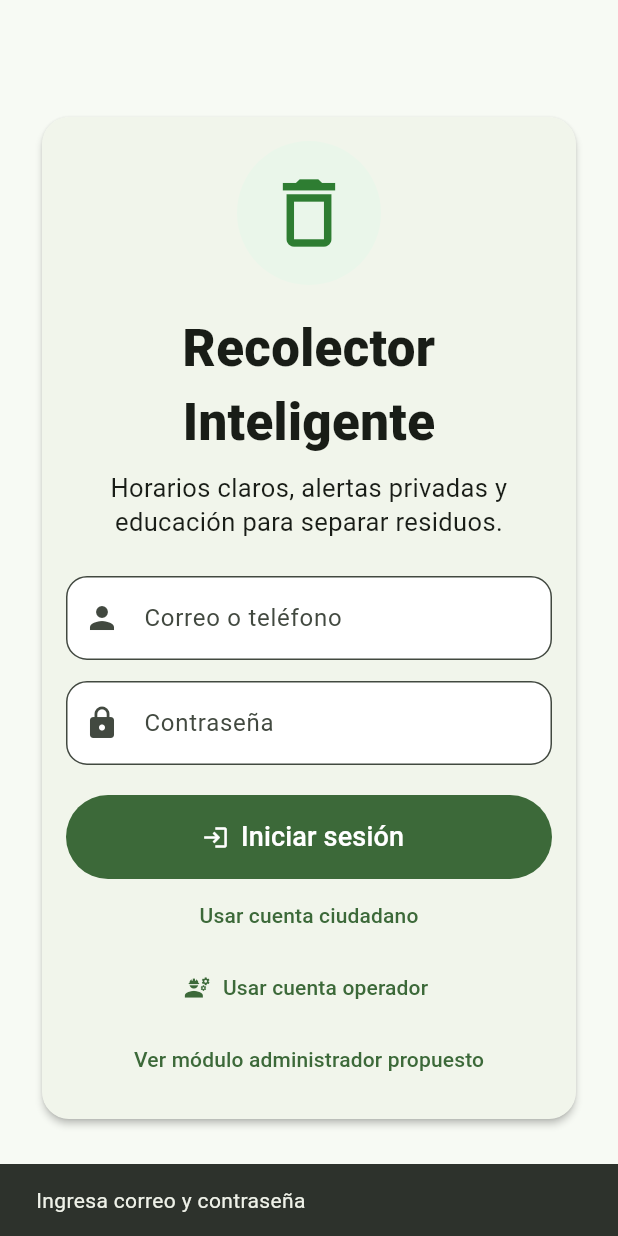
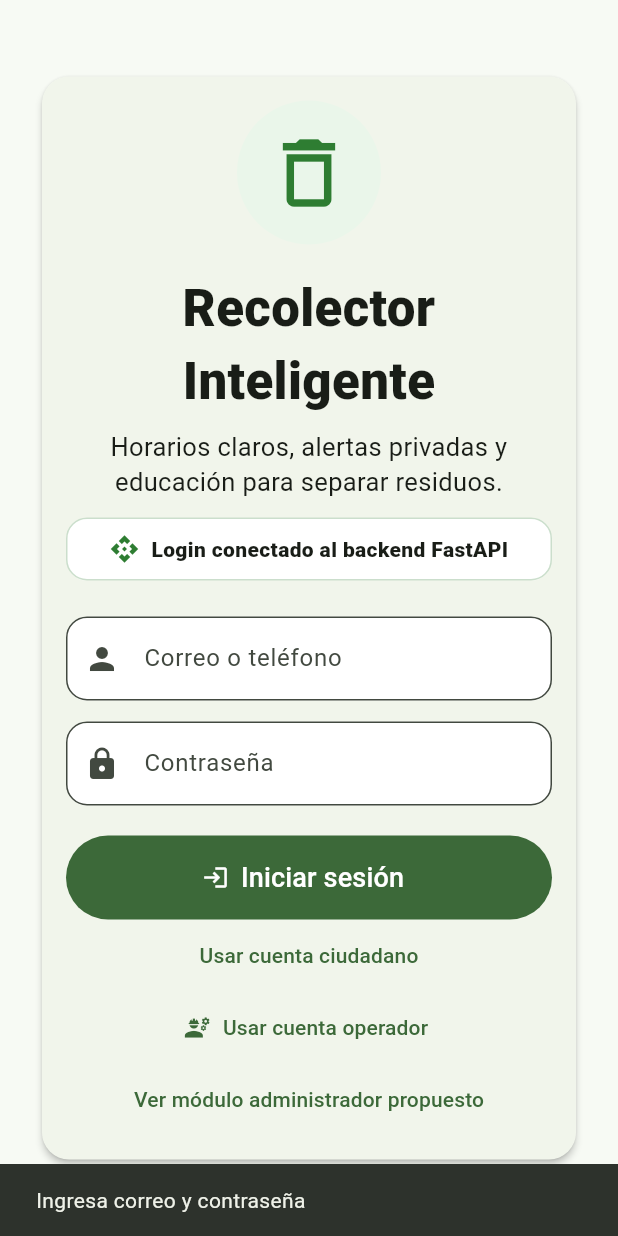
Before and after one commit to 23030724-afk/recolector-inteligente-hackaton, a Flutter app: the screen it shows after launch, after a tap on "Iniciar sesión", on a phone screen of 412 x 824 dp. Run offline on Flutter 3.47's test engine with Material 3 defaults, Android fonts, the phone set to English and light mode, and no system bars; our stand-ins replace flutter_map, latlong2, shared_preferences; accounts and stored records are empty.

Commit message:
Conecta login Flutter con backend por roles

```diff
--- a/lib/main.dart
+++ b/lib/main.dart
@@ -5,6 +5,7 @@ import 'package:flutter/material.dart';
 import 'package:flutter_map/flutter_map.dart';
 import 'package:latlong2/latlong.dart';
 import 'package:shared_preferences/shared_preferences.dart';
+import 'package:http/http.dart' as http;
 
 void main() {
   WidgetsFlutterBinding.ensureInitialized();
@@ -681,6 +682,102 @@ class AppCard extends StatelessWidget {
   }
 }
 
+
+// =======================================================
+// API SERVICE - CONEXIÓN CON BACKEND FASTAPI
+// =======================================================
+
+class ApiSession {
+  static String? token;
+  static Map<String, dynamic>? user;
+
+  static String get role => (user?['role'] ?? '').toString().toLowerCase();
+  static String get name => (user?['name'] ?? 'Usuario').toString();
+  static String get email => (user?['email'] ?? '').toString();
+
+  static void save({required String accessToken, required Map<String, dynamic> userData}) {
+    token = accessToken;
+    user = userData;
+  }
+
+  static void clear() {
+    token = null;
+    user = null;
+  }
+}
+
+class ApiService {
+  // Chrome en la misma computadora donde corre FastAPI.
+  static const String apiBase = 'http://127.0.0.1:8000';
+
+  static Future<Map<String, dynamic>> login({
+    required String email,
+    required String password,
+  }) async {
+    final uri = Uri.parse('$apiBase/auth/login');
+
+    final response = await http.post(
+      uri,
+      headers: {'Content-Type': 'application/json'},
+      body: jsonEncode({
+        'email': email.trim().toLowerCase(),
+        'password': password.trim(),
+      }),
+    ).timeout(const Duration(seconds: 8));
+
+    if (response.statusCode < 200 || response.statusCode >= 300) {
+      String message = 'No se pudo iniciar sesión.';
+      try {
+        final data = jsonDecode(response.body);
+        message = data['detail']?.toString() ?? message;
+      } catch (_) {}
+      throw Exception(message);
+    }
+
+    final data = jsonDecode(response.body) as Map<String, dynamic>;
+    final token = data['access_token']?.toString();
+    final user = Map<String, dynamic>.from(data['user'] ?? {});
+
+    if (token == null || token.isEmpty || user.isEmpty) {
+      throw Exception('Respuesta inválida del servidor.');
+    }
+
+    ApiSession.save(accessToken: token, userData: user);
+    return data;
+  }
+
+  static Map<String, String> authHeaders() {
+    return {
+      'Content-Type': 'application/json',
+      if (ApiSession.token != null) 'Authorization': 'Bearer ${ApiSession.token}',
+    };
+  }
+
+  static Future<bool> health() async {
+    try {
+      final response = await http
+          .get(Uri.parse('$apiBase/public/health'))
+          .timeout(const Duration(seconds: 4));
+      return response.statusCode == 200;
+    } catch (_) {
+      return false;
+    }
+  }
+
+  static Future<Map<String, dynamic>> adminDashboard() async {
+    final response = await http.get(
+      Uri.parse('$apiBase/admin/dashboard'),
+      headers: authHeaders(),
+    );
+
+    if (response.statusCode != 200) {
+      throw Exception('No se pudo cargar dashboard admin');
+    }
+
+    return jsonDecode(response.body) as Map<String, dynamic>;
+  }
+}
+
 // =======================================================
 // LOGIN
 // =======================================================
@@ -695,8 +792,14 @@ class LoginPage extends StatefulWidget {
 class _LoginPageState extends State<LoginPage> {
   final email = TextEditingController();
   final pass = TextEditingController();
-
-  void entrar() {
+  bool loading = false;
+
+  bool correoValido(String value) {
+    final regex = RegExp(r'^[^@\s]+@[^@\s]+\.[^@\s]+$');
+    return regex.hasMatch(value.trim());
+  }
+
+  Future<void> entrar() async {
     final correo = email.text.trim().toLowerCase();
     final password = pass.text.trim();
 
@@ -707,7 +810,23 @@ class _LoginPageState extends State<LoginPage> {
       return;
     }
 
-    if (correo == 'operador@demo.com' && password == '123456') {
+    if (!correoValido(correo)) {
+      ScaffoldMessenger.of(context).showSnackBar(
+        const SnackBar(content: Text('Ingresa un correo válido. Ejemplo: demo@correo.com')),
+      );
+      return;
+    }
+
+    setState(() => loading = true);
+
+    try {
+      await ApiService.login(email: correo, password: password);
+
+      if (!mounted) return;
+
+      final role = ApiSession.role;
+
+      if (role == 'operador') {
         Navigator.pushReplacement(
           context,
           MaterialPageRoute(builder: (_) => const OperadorPage()),
@@ -715,7 +834,7 @@ class _LoginPageState extends State<LoginPage> {
         return;
       }
 
-    if (correo == 'admin@demo.com' && password == '123456') {
+      if (role == 'admin') {
         Navigator.pushReplacement(
           context,
           MaterialPageRoute(builder: (_) => const AdminPage()),
@@ -727,6 +846,17 @@ class _LoginPageState extends State<LoginPage> {
         context,
         MaterialPageRoute(builder: (_) => const HomePage()),
       );
+    } catch (e) {
+      if (!mounted) return;
+      ScaffoldMessenger.of(context).showSnackBar(
+        SnackBar(
+          content: Text('Error de login: ${e.toString().replaceFirst('Exception: ', '')}'),
+          duration: const Duration(seconds: 5),
+        ),
+      );
+    } finally {
+      if (mounted) setState(() => loading = false);
+    }
   }
 
   @override
@@ -770,6 +900,29 @@ class _LoginPageState extends State<LoginPage> {
                     textAlign: TextAlign.center,
                     style: TextStyle(fontSize: 17, height: 1.35),
                   ),
+                  const SizedBox(height: 12),
+                  Container(
+                    padding: const EdgeInsets.symmetric(horizontal: 12, vertical: 10),
+                    decoration: BoxDecoration(
+                      color: Colors.white,
+                      borderRadius: BorderRadius.circular(14),
+                      border: Border.all(color: AppColors.green.withOpacity(0.25)),
+                    ),
+                    child: const Row(
+                      mainAxisAlignment: MainAxisAlignment.center,
+                      children: [
+                        Icon(Icons.api, color: AppColors.green, size: 20),
+                        SizedBox(width: 8),
+                        Flexible(
+                          child: Text(
+                            'Login conectado al backend FastAPI',
+                            textAlign: TextAlign.center,
+                            style: TextStyle(fontWeight: FontWeight.w800),
+                          ),
+                        ),
+                      ],
+                    ),
+                  ),
                   const SizedBox(height: 24),
                   TextField(
                     controller: email,
@@ -792,9 +945,18 @@ class _LoginPageState extends State<LoginPage> {
                     height: 56,
                     width: double.infinity,
                     child: FilledButton.icon(
-                      onPressed: entrar,
-                      icon: const Icon(Icons.login),
-                      label: const Text('Iniciar sesión', style: TextStyle(fontSize: 18)),
+                      onPressed: loading ? null : () => entrar(),
+                      icon: loading
+                          ? const SizedBox(
+                              width: 22,
+                              height: 22,
+                              child: CircularProgressIndicator(strokeWidth: 2),
+                            )
+                          : const Icon(Icons.login),
+                      label: Text(
+                        loading ? 'Conectando...' : 'Iniciar sesión',
+                        style: const TextStyle(fontSize: 18),
+                      ),
                     ),
                   ),
                   TextButton(
@@ -902,6 +1064,7 @@ class _HomePageState extends State<HomePage> {
           IconButton(
             tooltip: 'Cerrar sesión',
             onPressed: () {
+              ApiSession.clear();
               Navigator.pushReplacement(
                 context,
                 MaterialPageRoute(builder: (_) => const LoginPage()),
@@ -1528,6 +1691,7 @@ class _DatosPageState extends State<DatosPage> with SingleTickerProviderStateMix
           IconButton(
             tooltip: 'Cerrar sesión',
             onPressed: () {
+              ApiSession.clear();
               Navigator.pushReplacement(
                 context,
                 MaterialPageRoute(builder: (_) => const LoginPage()),
@@ -2579,6 +2743,7 @@ class _OperadorPageState extends State<OperadorPage> {
             tooltip: 'Cerrar sesión',
             onPressed: () {
               timer?.cancel();
+              ApiSession.clear();
               Navigator.pushReplacement(
                 context,
                 MaterialPageRoute(builder: (_) => const LoginPage()),
--- a/pubspec.yaml
+++ b/pubspec.yaml
@@ -37,6 +37,7 @@ dependencies:
   cupertino_icons: ^1.0.8
   flutter_map: ^8.3.0
   latlong2: ^0.9.1
+  http: ^1.6.0
 
 dev_dependencies:
   flutter_test:
```
Also changed, not shown: pubspec.lock. Lines whose indentation alone changed are shown as unchanged.
